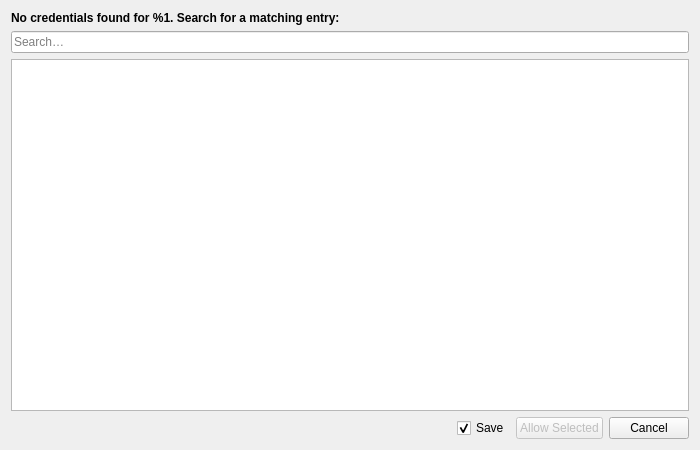
Qt form src/browser/BrowserEntrySearchDialog.ui (rustyx/keepassxc) before a commit.
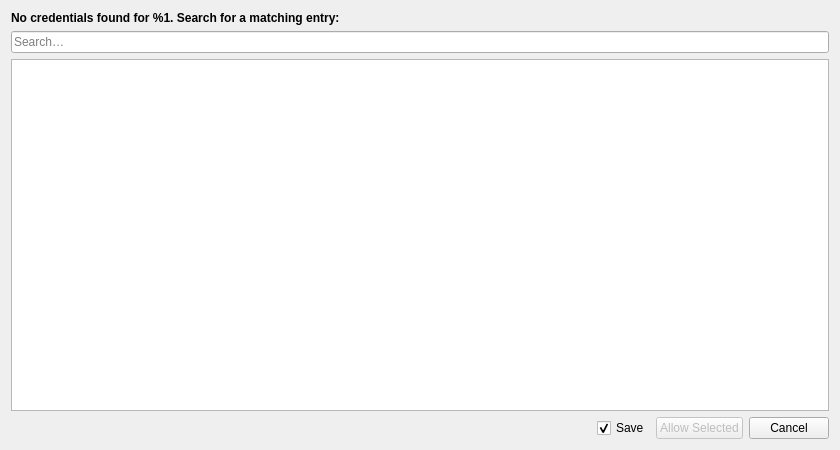
The same form after that commit. Custom widgets are drawn as their Qt base class.

Diff of the .ui file:
```diff
--- a/src/browser/BrowserEntrySearchDialog.ui
+++ b/src/browser/BrowserEntrySearchDialog.ui
@@ -6,7 +6,7 @@
    <rect>
     <x>0</x>
     <y>0</y>
-    <width>700</width>
+    <width>840</width>
     <height>450</height>
    </rect>
   </property>
```
